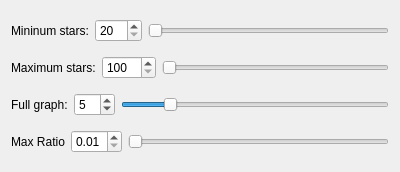
Above: src/QtProcessing/QtProcessing/Multi2Multi/starregister.ui from AstroStacking/AstroStack before the change. Below: the same form after it.
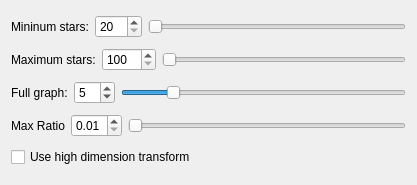
That is the form after the change.

Commit message: Fix stacking, make double progress bar modal, add better support for spline transform, need to set netter number of control points

Patch:
```diff
--- a/src/QtProcessing/QtProcessing/Multi2Multi/starregister.ui
+++ b/src/QtProcessing/QtProcessing/Multi2Multi/starregister.ui
@@ -6,8 +6,8 @@
    <rect>
     <x>0</x>
     <y>0</y>
-    <width>400</width>
-    <height>172</height>
+    <width>417</width>
+    <height>185</height>
    </rect>
   </property>
   <property name="sizePolicy">
@@ -210,6 +210,13 @@
      </item>
     </layout>
    </item>
+   <item>
+    <widget class="QCheckBox" name="highdef">
+     <property name="text">
+      <string>Use high dimension transform</string>
+     </property>
+    </widget>
+   </item>
   </layout>
  </widget>
  <resources/>
```
The commit also changes 5 other files.
